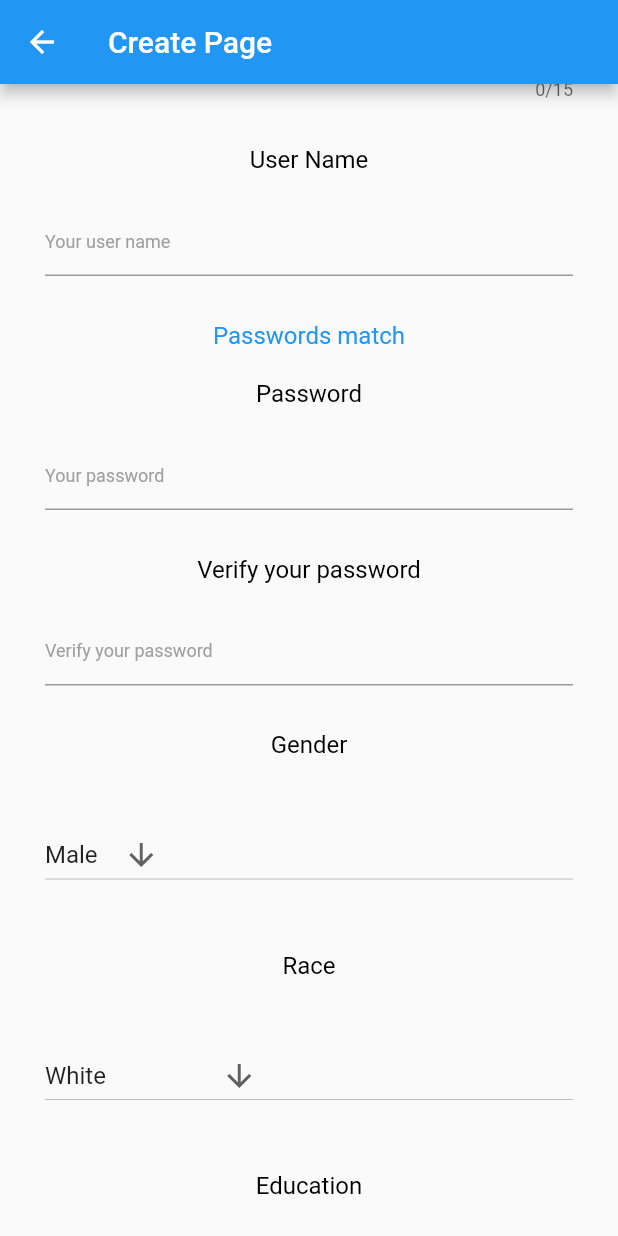
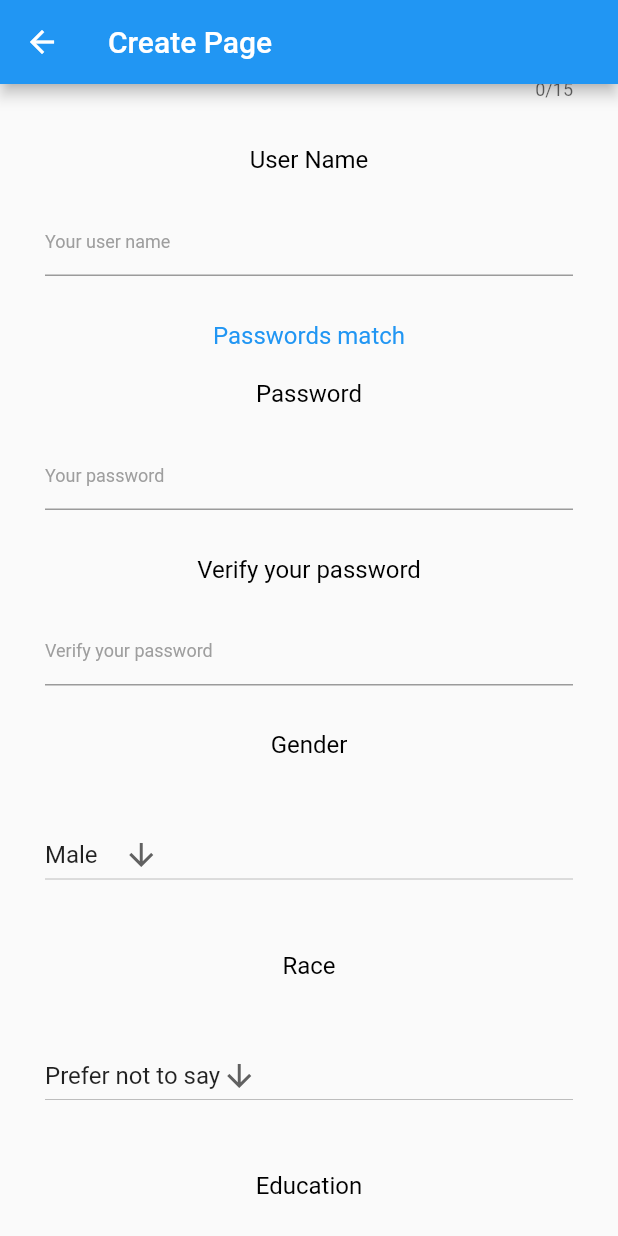
Before and after one commit to Greenman23/Psychology-Survey-App, a Flutter app: the CreatePage screen opened by its route, scrolled down 576 dp, on a phone screen of 412 x 824 dp. Run offline on Flutter 3.47's test engine with Material 2 defaults, Android fonts, the phone set to English and light mode, and no system bars; our stand-ins replace camera, flutter_datetime_picker, google_maps_flutter, location; missing offline and left inert: dart:ffi, dbcrypt, geocoder.

```diff
--- a/mobile_application/flutter_application/lib/config.dart
+++ b/mobile_application/flutter_application/lib/config.dart
@@ -8,7 +8,8 @@ import 'package:flutter_application/Http.dart';
 class Config {
   Config(this.username, this.password, this.actualFirstName,
       this.actualLastName, this.email,
-      this.address, this.phone,this.rememberPassword, this.loggedIn) {
+      this.address, this.phone, this.income,
+      this.rememberPassword, this.loggedIn) {
     this.path = "";
   }
 
@@ -44,7 +45,7 @@ class Config {
     this.email="";
     this.address="";
     this.phone="";
-    this.race="White";
+    this.race="Prefer not to say";
     this.rememberPassword = false;
     this.loggedIn = false;
     this.hash = 0;
--- a/mobile_application/flutter_application/lib/create_page.dart
+++ b/mobile_application/flutter_application/lib/create_page.dart
@@ -45,14 +45,14 @@ class CreatePageState extends State<CreatePage> {
     createAccountColor = Colors.black;
     createAccountResult = "";
     gender = "Male";
-    race = "White";
+    race = "Prefer not to say";
     smoker = "No";
     education="Bachelors";
     passwordMatchColor = Colors.black;
-    innerConfig = new Config("", "","","", "", "", "", false, false);
+    innerConfig = new Config("","","","","", "", "", "", false, false);
     innerConfig.dob = DateTime.now();
     innerConfig.gender = "Male";
-    innerConfig.race = "White";
+    innerConfig.race = "Prefer not to say";
     innerConfig.smoker = "No";
     innerConfig.education = "Bachelors";
 
@@ -151,8 +151,9 @@ class CreatePageState extends State<CreatePage> {
           value: innerConfig.race,
           iconSize: 24,
           icon: Icon(Icons.arrow_downward),
-          items: <String>['White', 'Asian', 'Hispanic', 'Native American',
-              'Pacific Islander','Black']
+          items: <String>['White', 'Black', 'Hispanic', 'Asian',
+            'Native American', 'Pacific Islander', 'Other',
+            'Prefer not to say']
               .map<DropdownMenuItem<String>>((String value) {
             return DropdownMenuItem<String>(
               value: value,
@@ -268,6 +269,7 @@ class CreatePageState extends State<CreatePage> {
                 tex = "\$" + tex;
               }
             income.text = tex;
+            innerConfig.income = tex;
           }),
           getText(DateFormat("MM/dd/yyyy").format(innerConfig.dob)),
           getPaddedButton(
--- a/mobile_application/flutter_application/lib/main.dart
+++ b/mobile_application/flutter_application/lib/main.dart
@@ -40,7 +40,7 @@ class MyApp extends StatelessWidget {
 }
 
 class HomePage extends StatefulWidget {
-  final Config config = Config("","","","" "", "", "", "", false, false);
+  final Config config = Config("","","","","" "", "", "", "", false, false);
 
   @override
   _HomePageState createState() => _HomePageState();
--- a/mobile_application/flutter_application/pubspec.yaml
+++ b/mobile_application/flutter_application/pubspec.yaml
@@ -33,6 +33,7 @@ dependencies:
   google_maps_flutter: 0.5.21+7
   geocoder: ^0.2.1
   url_launcher: ^5.2.3
+  dbcrypt: ^1.0.0
 
 dev_dependencies:
   flutter_test:
```
Also changed, not shown: mobile_application/flutter_application/lib/Http.dart (+22 -3 lines), mobile_application/flutter_application/pubspec.lock, 3 other files.
